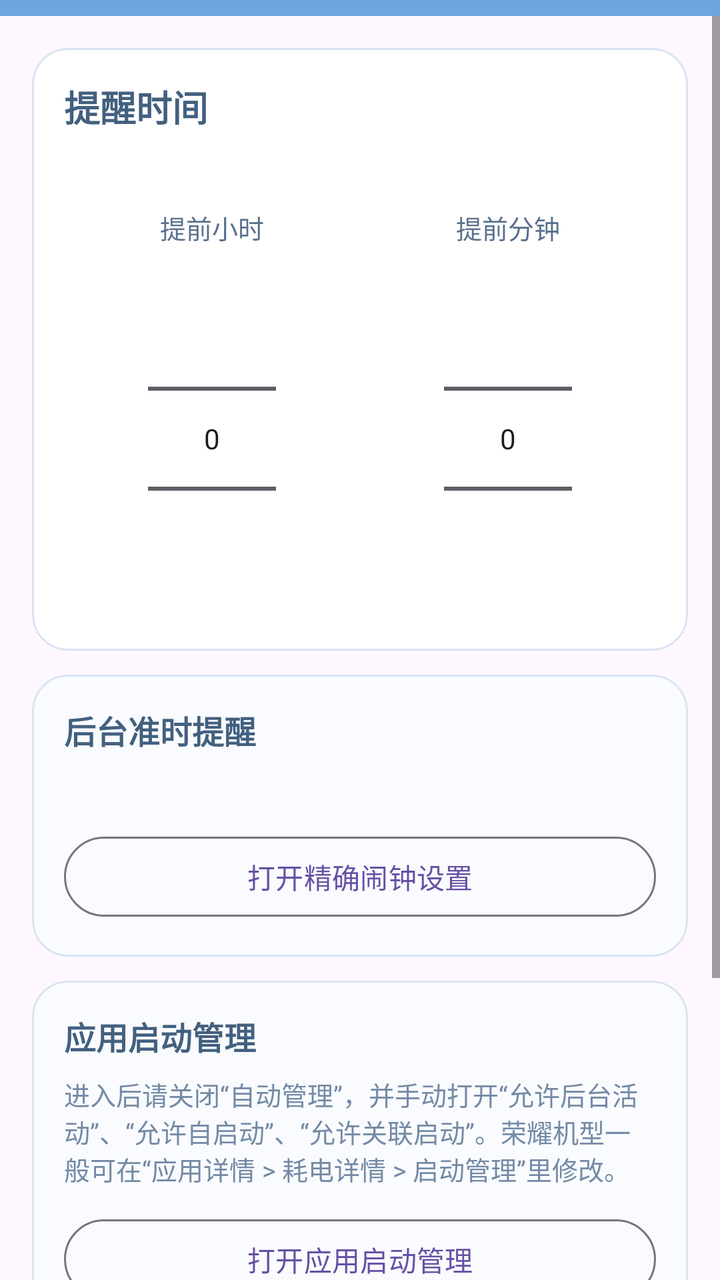
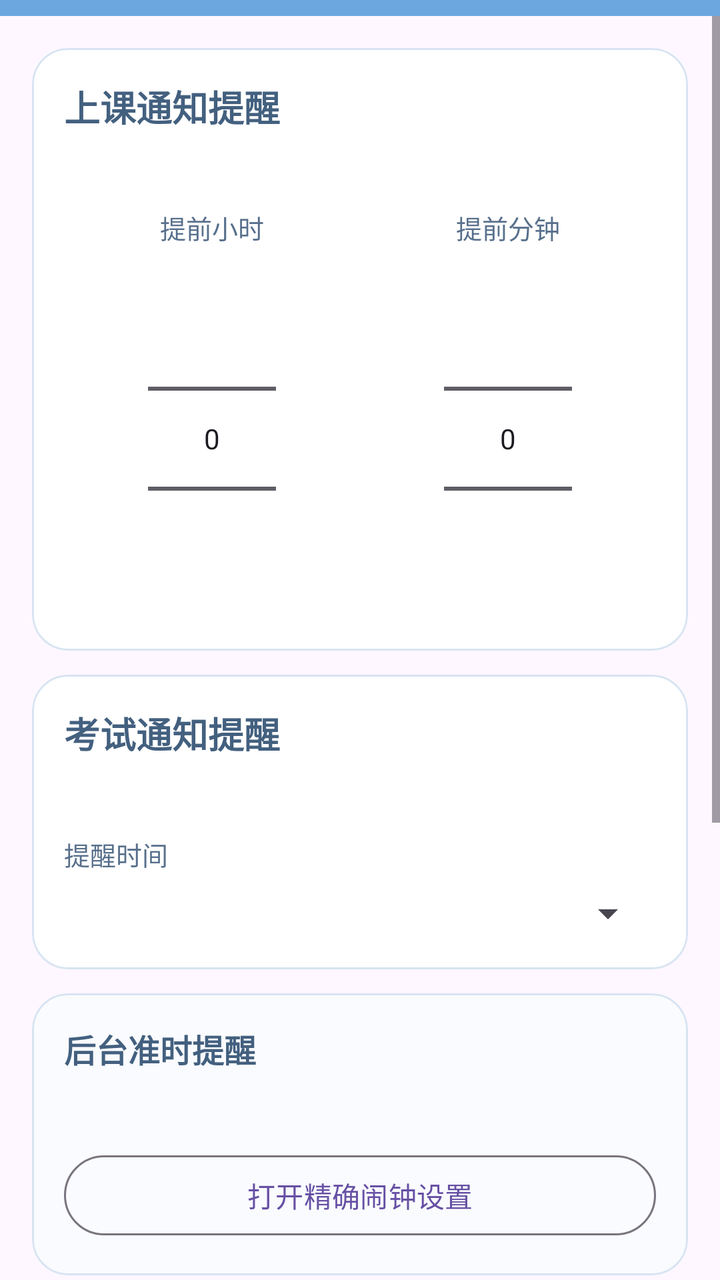

Screens rendered from an Android XML layout before and after an edit, with the pre-edit source and the edit as a unified diff.
<!-- AndroidManifest.xml: application theme Theme.ClassScheMobile -->
<!-- res/layout/activity_notification_settings.xml -->
<?xml version="1.0" encoding="utf-8"?>
<LinearLayout xmlns:android="http://schemas.android.com/apk/res/android"
    xmlns:app="http://schemas.android.com/apk/res-auto"
    android:layout_width="match_parent"
    android:layout_height="match_parent"
    android:orientation="vertical">

    <com.google.android.material.appbar.MaterialToolbar
        android:id="@+id/toolbar"
        android:layout_width="match_parent"
        android:layout_height="wrap_content"
        android:background="@color/sky_top"
        android:minHeight="0dp"
        android:paddingTop="4dp"
        android:paddingBottom="4dp"
        android:theme="@style/ThemeOverlay.Material3.Dark.ActionBar"
        app:contentInsetStartWithNavigation="20dp"
        app:titleCentered="true" />

    <ScrollView
        android:layout_width="match_parent"
        android:layout_height="match_parent">

        <LinearLayout
            android:layout_width="match_parent"
            android:layout_height="wrap_content"
            android:orientation="vertical"
            android:padding="16dp">

            <com.google.android.material.card.MaterialCardView
                android:layout_width="match_parent"
                android:layout_height="wrap_content"
                app:cardBackgroundColor="@android:color/white"
                app:cardCornerRadius="18dp"
                app:cardElevation="0dp"
                app:strokeColor="#D8E4F2"
                app:strokeWidth="1dp">

                <LinearLayout
                    android:layout_width="match_parent"
                    android:layout_height="wrap_content"
                    android:orientation="vertical"
                    android:padding="16dp">

                    <TextView
                        android:layout_width="wrap_content"
                        android:layout_height="wrap_content"
                        android:text="@string/notification_setting_entry_title"
                        android:textColor="#43607F"
                        android:textSize="18sp"
                        android:textStyle="bold" />

                    <TextView
                        android:id="@+id/currentSummary"
                        android:layout_width="wrap_content"
                        android:layout_height="wrap_content"
                        android:layout_marginTop="6dp"
                        android:textColor="#7A8DA4"
                        android:textSize="13sp" />

                    <LinearLayout
                        android:layout_width="match_parent"
                        android:layout_height="wrap_content"
                        android:layout_marginTop="14dp"
                        android:gravity="center"
                        android:orientation="horizontal">

                        <LinearLayout
                            android:layout_width="0dp"
                            android:layout_height="wrap_content"
                            android:layout_weight="1"
                            android:gravity="center"
                            android:orientation="vertical">

                            <TextView
                                android:layout_width="wrap_content"
                                android:layout_height="wrap_content"
                                android:layout_marginBottom="6dp"
                                android:text="@string/notification_hour_label"
                                android:textColor="#58708C"
                                android:textSize="13sp" />

                            <NumberPicker
                                android:id="@+id/notifyHourPicker"
                                android:layout_width="wrap_content"
                                android:layout_height="wrap_content"
                                android:descendantFocusability="blocksDescendants" />
                        </LinearLayout>

                        <LinearLayout
                            android:layout_width="0dp"
                            android:layout_height="wrap_content"
                            android:layout_weight="1"
                            android:gravity="center"
                            android:orientation="vertical">

                            <TextView
                                android:layout_width="wrap_content"
                                android:layout_height="wrap_content"
                                android:layout_marginBottom="6dp"
                                android:text="@string/notification_minute_label"
                                android:textColor="#58708C"
                                android:textSize="13sp" />

                            <NumberPicker
                                android:id="@+id/notifyMinutePicker"
                                android:layout_width="wrap_content"
                                android:layout_height="wrap_content"
                                android:descendantFocusability="blocksDescendants" />
                        </LinearLayout>
                    </LinearLayout>
                </LinearLayout>
            </com.google.android.material.card.MaterialCardView>

            <com.google.android.material.card.MaterialCardView
                android:layout_width="match_parent"
                android:layout_height="wrap_content"
                android:layout_marginTop="12dp"
                app:cardBackgroundColor="#F9FBFE"
                app:cardCornerRadius="18dp"
                app:cardElevation="0dp"
                app:strokeColor="#D8E4F2"
                app:strokeWidth="1dp">

                <LinearLayout
                    android:layout_width="match_parent"
                    android:layout_height="wrap_content"
                    android:orientation="vertical"
                    android:padding="16dp">

                    <TextView
                        android:layout_width="wrap_content"
                        android:layout_height="wrap_content"
                        android:text="@string/notification_exact_alarm_title"
                        android:textColor="#43607F"
                        android:textSize="16sp"
                        android:textStyle="bold" />

                    <TextView
                        android:id="@+id/exactAlarmHint"
                        android:layout_width="match_parent"
                        android:layout_height="wrap_content"
                        android:layout_marginTop="8dp"
                        android:textColor="#748AA5"
                        android:textSize="13sp" />

                    <com.google.android.material.button.MaterialButton
                        android:id="@+id/openExactAlarmButton"
                        style="@style/Widget.Material3.Button.OutlinedButton"
                        android:layout_width="match_parent"
                        android:layout_height="wrap_content"
                        android:layout_marginTop="12dp"
                        android:text="@string/notification_exact_alarm_button" />
                </LinearLayout>
            </com.google.android.material.card.MaterialCardView>

            <com.google.android.material.card.MaterialCardView
                android:layout_width="match_parent"
                android:layout_height="wrap_content"
                android:layout_marginTop="12dp"
                app:cardBackgroundColor="#F9FBFE"
                app:cardCornerRadius="18dp"
                app:cardElevation="0dp"
                app:strokeColor="#D8E4F2"
                app:strokeWidth="1dp">

                <LinearLayout
                    android:layout_width="match_parent"
                    android:layout_height="wrap_content"
                    android:orientation="vertical"
                    android:padding="16dp">

                    <TextView
                        android:layout_width="wrap_content"
                        android:layout_height="wrap_content"
                        android:text="@string/notification_startup_title"
                        android:textColor="#43607F"
                        android:textSize="16sp"
                        android:textStyle="bold" />

                    <TextView
                        android:id="@+id/startupHint"
                        android:layout_width="match_parent"
                        android:layout_height="wrap_content"
                        android:layout_marginTop="8dp"
                        android:text="@string/notification_startup_hint"
                        android:textColor="#748AA5"
                        android:textSize="13sp" />

                    <com.google.android.material.button.MaterialButton
                        android:id="@+id/openStartupManagerButton"
                        style="@style/Widget.Material3.Button.OutlinedButton"
                        android:layout_width="match_parent"
                        android:layout_height="wrap_content"
                        android:layout_marginTop="12dp"
                        android:text="@string/notification_startup_button" />
                </LinearLayout>
            </com.google.android.material.card.MaterialCardView>

            <com.google.android.material.card.MaterialCardView
                android:layout_width="match_parent"
                android:layout_height="wrap_content"
                android:layout_marginTop="12dp"
                app:cardBackgroundColor="#F9FBFE"
                app:cardCornerRadius="18dp"
                app:cardElevation="0dp"
                app:strokeColor="#D8E4F2"
                app:strokeWidth="1dp">

                <LinearLayout
                    android:layout_width="match_parent"
                    android:layout_height="wrap_content"
                    android:orientation="vertical"
                    android:padding="16dp">

                    <TextView
                        android:layout_width="wrap_content"
                        android:layout_height="wrap_content"
                        android:text="@string/notification_battery_title"
                        android:textColor="#43607F"
                        android:textSize="16sp"
                        android:textStyle="bold" />

                    <TextView
                        android:id="@+id/batteryOptimizationHint"
                        android:layout_width="match_parent"
                        android:layout_height="wrap_content"
                        android:layout_marginTop="8dp"
                        android:textColor="#748AA5"
                        android:textSize="13sp" />

                    <com.google.android.material.button.MaterialButton
                        android:id="@+id/openBatteryOptimizationButton"
                        style="@style/Widget.Material3.Button.OutlinedButton"
                        android:layout_width="match_parent"
                        android:layout_height="wrap_content"
                        android:layout_marginTop="12dp"
                        android:text="@string/notification_battery_button" />
                </LinearLayout>
            </com.google.android.material.card.MaterialCardView>
        </LinearLayout>
    </ScrollView>
</LinearLayout>
<!-- resources referenced by this layout -->
<resources>
  <color name="sky_top">#6CA7E0</color>
  <string name="notification_battery_button">打开电池优化设置</string>
  <string name="notification_battery_title">电池优化</string>
  <string name="notification_exact_alarm_button">打开精确闹钟设置</string>
  <string name="notification_exact_alarm_title">后台准时提醒</string>
  <string name="notification_hour_label">提前小时</string>
  <string name="notification_minute_label">提前分钟</string>
  <string name="notification_setting_entry_title">提醒时间</string>
  <string name="notification_startup_button">打开应用启动管理</string>
  <string name="notification_startup_hint">进入后请关闭“自动管理”，并手动打开“允许后台活动”、“允许自启动”、“允许关联启动”。荣耀机型一般可在“应用详情 &gt; 耗电详情 &gt; 启动管理”里修改。</string>
  <string name="notification_startup_title">应用启动管理</string>
  <style name="Theme.ClassScheMobile" parent="Theme.Material3.Light.NoActionBar">
          <item name="android:statusBarColor">@color/sky_top</item>
          <item name="android:navigationBarColor">@color/sky_bottom</item>
          <item name="colorSurface">@color/surface</item>
          <item name="android:windowLightStatusBar">false</item>
          <item name="android:windowLightNavigationBar" tools:targetApi="o_mr1">false</item>
      </style>
  <color name="sky_bottom">#79AFE6</color>
  <color name="surface">#F7F8FC</color>
</resources>

<!-- the commit's change to res/layout/activity_notification_settings.xml (unified diff, before → after) -->
@@ -45,7 +45,7 @@
                     <TextView
                         android:layout_width="wrap_content"
                         android:layout_height="wrap_content"
-                        android:text="@string/notification_setting_entry_title"
+                        android:text="@string/notification_course_setting_title"
                         android:textColor="#43607F"
                         android:textSize="18sp"
                         android:textStyle="bold" />
@@ -116,6 +116,55 @@
                 android:layout_width="match_parent"
                 android:layout_height="wrap_content"
                 android:layout_marginTop="12dp"
+                app:cardBackgroundColor="@android:color/white"
+                app:cardCornerRadius="18dp"
+                app:cardElevation="0dp"
+                app:strokeColor="#D8E4F2"
+                app:strokeWidth="1dp">
+
+                <LinearLayout
+                    android:layout_width="match_parent"
+                    android:layout_height="wrap_content"
+                    android:orientation="vertical"
+                    android:padding="16dp">
+
+                    <TextView
+                        android:layout_width="wrap_content"
+                        android:layout_height="wrap_content"
+                        android:text="@string/notification_exam_setting_title"
+                        android:textColor="#43607F"
+                        android:textSize="18sp"
+                        android:textStyle="bold" />
+
+                    <TextView
+                        android:id="@+id/examCurrentSummary"
+                        android:layout_width="wrap_content"
+                        android:layout_height="wrap_content"
+                        android:layout_marginTop="6dp"
+                        android:textColor="#7A8DA4"
+                        android:textSize="13sp" />
+
+                    <TextView
+                        android:layout_width="wrap_content"
+                        android:layout_height="wrap_content"
+                        android:layout_marginTop="14dp"
+                        android:text="@string/notification_setting_entry_title"
+                        android:textColor="#58708C"
+                        android:textSize="13sp" />
+
+                    <Spinner
+                        android:id="@+id/examLeadSpinner"
+                        android:layout_width="match_parent"
+                        android:layout_height="wrap_content"
+                        android:layout_marginTop="8dp"
+                        android:spinnerMode="dropdown" />
+                </LinearLayout>
+            </com.google.android.material.card.MaterialCardView>
+
+            <com.google.android.material.card.MaterialCardView
+                android:layout_width="match_parent"
+                android:layout_height="wrap_content"
+                android:layout_marginTop="12dp"
                 app:cardBackgroundColor="#F9FBFE"
                 app:cardCornerRadius="18dp"
                 app:cardElevation="0dp"
<!-- resource entries referenced after the edit -->
@@ -3,8 +3,10 @@
   <color name="sky_top">#6CA7E0</color>
   <string name="notification_battery_button">打开电池优化设置</string>
   <string name="notification_battery_title">电池优化</string>
+  <string name="notification_course_setting_title">上课通知提醒</string>
   <string name="notification_exact_alarm_button">打开精确闹钟设置</string>
   <string name="notification_exact_alarm_title">后台准时提醒</string>
+  <string name="notification_exam_setting_title">考试通知提醒</string>
   <string name="notification_hour_label">提前小时</string>
   <string name="notification_minute_label">提前分钟</string>
   <string name="notification_setting_entry_title">提醒时间</string>
